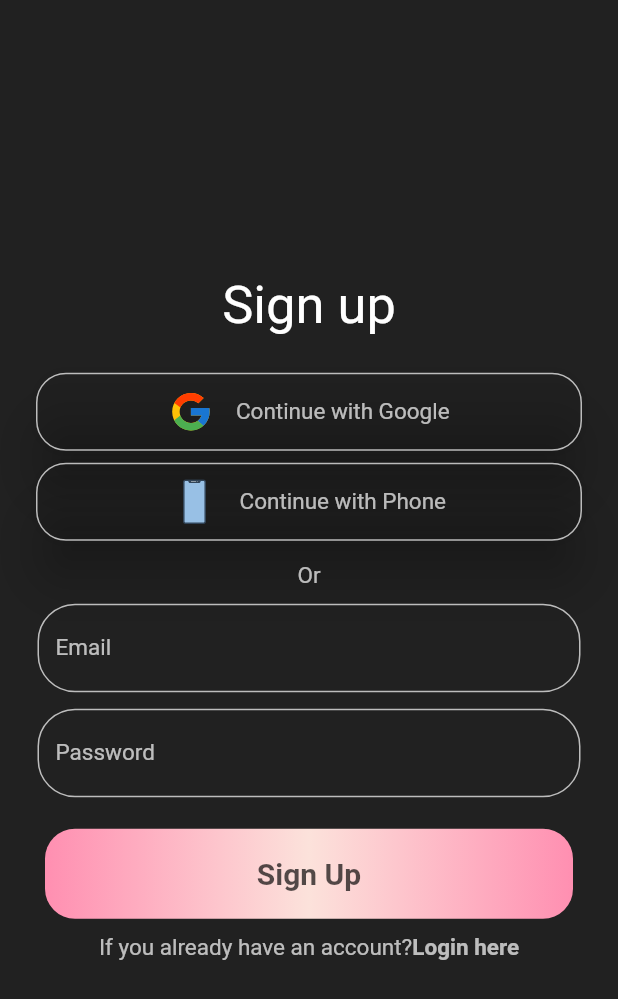
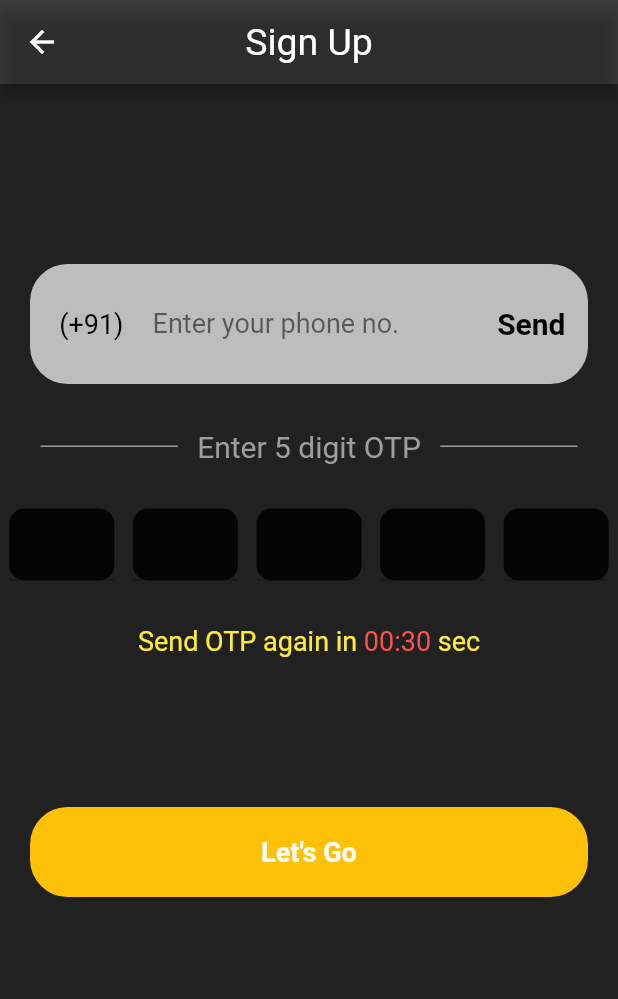
Before and after one commit to ayush-1601/todo-app, a Flutter app: the screen it shows after launch, after a tap on "Continue with Phone", on a phone screen of 412 x 824 dp. Shown: the top 999 px of the screen. Run offline on Flutter 3.47's test engine with Material 2 defaults, Android fonts, the phone set to English and light mode, and no system bars; drawn by our look-alikes of otp_text_field; our stand-ins replace firebase_auth, firebase_core, flutter_secure_storage, flutter_svg, google_sign_in; accounts and stored records are empty.

Commit message:
otp page ui

```diff
--- /dev/null
+++ b/lib/pages/phoneAuth.dart
@@ -0,0 +1,193 @@
+import 'dart:async';
+
+import 'package:flutter/material.dart';
+import 'package:otp_text_field/otp_text_field.dart';
+import 'package:otp_text_field/style.dart';
+
+class phoneAuthPage extends StatefulWidget {
+  const phoneAuthPage({super.key});
+
+  @override
+  State<phoneAuthPage> createState() => _phoneAuthPageState();
+}
+
+class _phoneAuthPageState extends State<phoneAuthPage> {
+  int start = 30;
+  bool wait = false;
+  String buttonname = "Send";
+
+  @override
+  Widget build(BuildContext context) {
+    return Scaffold(
+      appBar: AppBar(
+        backgroundColor: Color.fromARGB(192, 0, 0, 0),
+        title: Text("Sign Up"),
+        titleTextStyle: TextStyle(fontSize: 25),
+        centerTitle: true,
+      ),
+      body: SingleChildScrollView(
+        child: Container(
+          color: Colors.black87,
+          height: MediaQuery.of(context).size.height,
+          width: MediaQuery.of(context).size.width,
+          child: Column(
+            children: [
+              SizedBox(
+                height: 120,
+              ),
+              textfield(context),
+              SizedBox(
+                height: 30,
+              ),
+              Container(
+                width: MediaQuery.of(context).size.width - 38,
+                child: Row(
+                  children: [
+                    Expanded(
+                      child: Container(
+                        height: 1,
+                        color: Colors.grey,
+                        margin: EdgeInsets.symmetric(horizontal: 8),
+                      ),
+                    ),
+                    Text(
+                      " Enter 5 digit OTP ",
+                      style: TextStyle(fontSize: 20, color: Colors.grey),
+                    ),
+                    Expanded(
+                      child: Container(
+                        height: 1,
+                        color: Colors.grey,
+                        margin: EdgeInsets.symmetric(horizontal: 8),
+                      ),
+                    ),
+                  ],
+                ),
+              ),
+              SizedBox(
+                height: 30,
+              ),
+              otpTextField(context),
+              SizedBox(
+                height: 30,
+              ),
+              RichText(
+                  text: TextSpan(children: [
+                TextSpan(
+                    text: "Send OTP again in ",
+                    style: TextStyle(fontSize: 18, color: Colors.yellow)),
+                TextSpan(
+                  text: "00:$start",
+                  style: TextStyle(fontSize: 18, color: Colors.redAccent),
+                ),
+                TextSpan(
+                  text: " sec",
+                  style: TextStyle(fontSize: 18, color: Colors.yellow),
+                )
+              ])),
+
+              SizedBox(
+                height: 100,
+              ),
+
+              Container(
+                height: 60,
+                width: MediaQuery.of(context).size.width - 40,
+                decoration: BoxDecoration(
+                  color: Colors.amber,
+                  borderRadius: BorderRadius.circular(25),
+                ),
+
+                child: Center(child: Text("Let's Go", style: TextStyle(
+                  fontWeight: FontWeight.w700, fontSize: 18, color: Colors.white
+                ),)),
+              )
+
+            ],
+          ),
+        ),
+      ),
+    );
+  }
+
+  void starttimer() {
+    const onsec = Duration(seconds: 1);
+    Timer timer = Timer.periodic(onsec, (timer) {
+      if (start == 0) {
+        setState(() {
+          timer.cancel();
+          wait = false;
+        });
+      } else {
+        setState(() {
+          start--;
+        });
+      }
+    });
+  }
+
+  Widget otpTextField(BuildContext context) {
+    return OTPTextField(
+      length: 5,
+      width: MediaQuery.of(context).size.width,
+      fieldWidth: 70,
+      otpFieldStyle: OtpFieldStyle(
+          backgroundColor: Colors.black87, borderColor: Colors.white70),
+      style: TextStyle(fontSize: 17, color: Colors.white),
+      textFieldAlignment: MainAxisAlignment.spaceAround,
+      fieldStyle: FieldStyle.underline,
+      onCompleted: (pin) {
+        print("Completed: " + pin);
+      },
+    );
+  }
+
+  Widget textfield(BuildContext context) {
+    return Container(
+      // width: MediaQuery.of(context).size.width,
+      height: 80,
+      width: MediaQuery.of(context).size.width - 40,
+      decoration: BoxDecoration(
+          borderRadius: BorderRadius.circular(25), color: Colors.white70),
+      child: TextFormField(
+        decoration: InputDecoration(
+            border: InputBorder.none,
+            hintText: "Enter your phone no.",
+            contentPadding: EdgeInsets.symmetric(vertical: 30, horizontal: 30),
+            hintStyle: TextStyle(
+              color: Colors.black54,
+              fontSize: 18,
+            ),
+            prefixIcon: Padding(
+              padding: EdgeInsets.symmetric(vertical: 14, horizontal: 15),
+              child: Text(
+                " (+91) ",
+                style: TextStyle(color: Colors.black, fontSize: 18),
+              ),
+            ),
+            suffixIcon: InkWell(
+              onTap: wait
+                  ? null
+                  : (() {
+                      starttimer();
+                      setState(() {
+                        wait = true;
+                        buttonname = "Resend";
+                        start = 30;
+                      });
+                    }),
+              child: Padding(
+                padding: EdgeInsets.symmetric(vertical: 14, horizontal: 15),
+                child: Text(
+                  buttonname,
+                  style: TextStyle(
+                      color: wait ? Colors.grey : Colors.black,
+                      fontSize: 20,
+                      fontWeight: FontWeight.bold),
+                ),
+              ),
+            )),
+      ),
+    );
+  }
+}
--- a/lib/pages/signup_page.dart
+++ b/lib/pages/signup_page.dart
@@ -2,6 +2,7 @@ import 'package:flutter/material.dart';
 import 'package:flutter_svg/svg.dart';
 import 'package:firebase_auth/firebase_auth.dart' as firebase_auth;
 import 'package:flutter_todo/pages/home_page.dart';
+import 'package:flutter_todo/pages/phoneAuth.dart';
 import 'package:flutter_todo/pages/signin_page.dart';
 import 'package:flutter_todo/services/auth_service.dart';
 
@@ -40,7 +41,10 @@ class _SignUpPageState extends State<SignUpPage> {
               buttons("Continue with Google", "assets/google.svg", () async {
                 await authClass.googleSignIn(context);
               }),
-              buttons("Continue with Phone", "assets/mobile-phone.svg", () {}),
+              buttons("Continue with Phone", "assets/mobile-phone.svg", () {
+                Navigator.push(context,
+                    MaterialPageRoute(builder: (builder) => phoneAuthPage()));
+              }),
               const SizedBox(
                 height: 10,
               ),
--- a/pubspec.yaml
+++ b/pubspec.yaml
@@ -41,6 +41,7 @@ dependencies:
   firebase_auth: ^4.2.3
   google_sign_in: ^5.4.2
   flutter_secure_storage: ^7.0.1
+  otp_text_field: ^1.1.3
 
 dev_dependencies:
   flutter_test:
```
Also changed, not shown: pubspec.lock.
